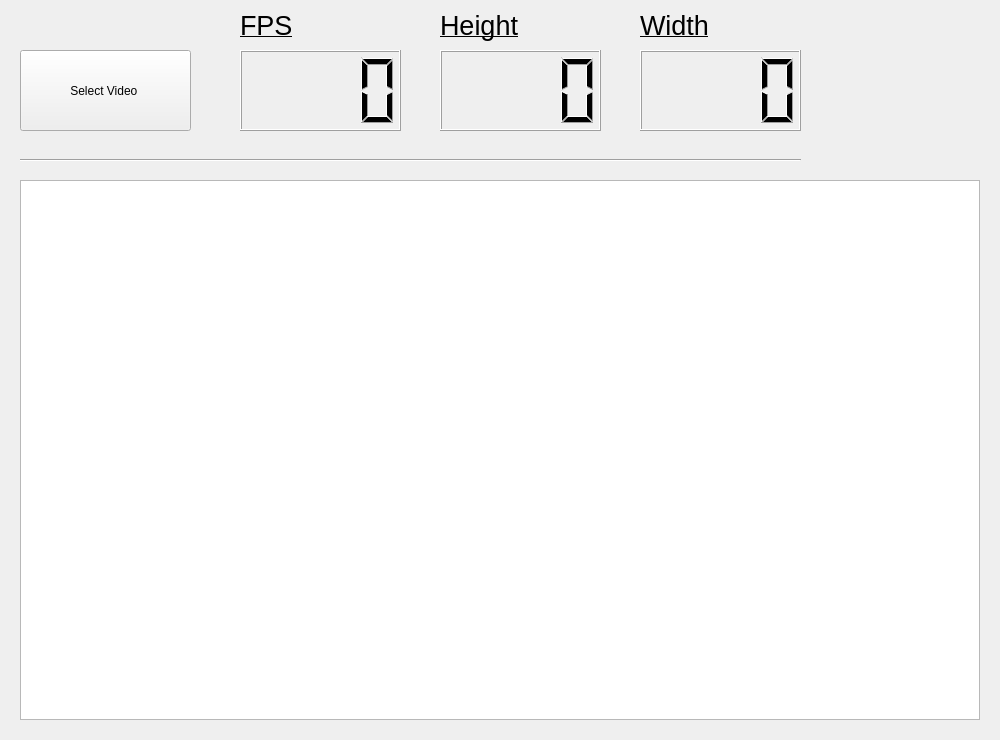
Before: the Qt Designer form form.ui in X-Trust/Euphoria, drawn with Qt 5.
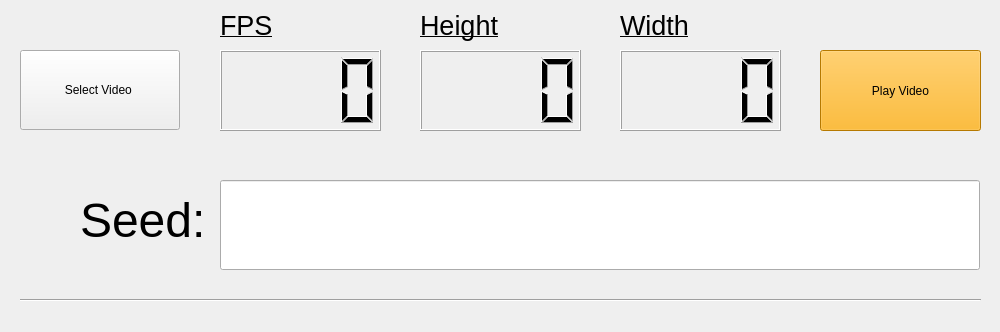
After: the same form once the commit is applied. Icons and pictures are not drawn.

Commit message: added seeding capabilities

```diff
--- a/form.ui
+++ b/form.ui
@@ -7,21 +7,39 @@
     <x>0</x>
     <y>0</y>
     <width>1000</width>
-    <height>740</height>
+    <height>332</height>
    </rect>
   </property>
   <property name="windowTitle">
    <string>Form</string>
   </property>
+  <property name="windowIcon">
+   <iconset>
+    <normaloff>fedora.jpg</normaloff>fedora.jpg</iconset>
+  </property>
+  <property name="toolTipDuration">
+   <number>0</number>
+  </property>
+  <property name="autoFillBackground">
+   <bool>false</bool>
+  </property>
+  <property name="styleSheet">
+   <string notr="true">color: black</string>
+  </property>
   <widget class="QPushButton" name="pushButton">
    <property name="geometry">
     <rect>
      <x>20</x>
      <y>50</y>
-     <width>171</width>
-     <height>81</height>
+     <width>160</width>
+     <height>80</height>
     </rect>
    </property>
+   <property name="styleSheet">
+    <string notr="true">color: gray;
+color: black;
+font: 19pt &quot;Comic Sans MS&quot;;</string>
+   </property>
    <property name="text">
     <string>Select Video </string>
    </property>
@@ -29,7 +47,7 @@
   <widget class="QLCDNumber" name="SSD_FPS">
    <property name="geometry">
     <rect>
-     <x>240</x>
+     <x>220</x>
      <y>50</y>
      <width>161</width>
      <height>81</height>
@@ -42,7 +60,7 @@
   <widget class="QLCDNumber" name="SSD_Height">
    <property name="geometry">
     <rect>
-     <x>640</x>
+     <x>620</x>
      <y>50</y>
      <width>161</width>
      <height>81</height>
@@ -55,7 +73,7 @@
   <widget class="QLabel" name="label">
    <property name="geometry">
     <rect>
-     <x>240</x>
+     <x>220</x>
      <y>10</y>
      <width>161</width>
      <height>31</height>
@@ -68,7 +86,7 @@
   <widget class="QLabel" name="label_2">
    <property name="geometry">
     <rect>
-     <x>440</x>
+     <x>420</x>
      <y>10</y>
      <width>161</width>
      <height>31</height>
@@ -82,11 +100,102 @@
    <property name="geometry">
     <rect>
      <x>20</x>
-     <y>150</y>
-     <width>781</width>
+     <y>290</y>
+     <width>961</width>
      <height>21</height>
     </rect>
    </property>
+   <property name="palette">
+    <palette>
+     <active>
+      <colorrole role="WindowText">
+       <brush brushstyle="SolidPattern">
+        <color alpha="255">
+         <red>0</red>
+         <green>0</green>
+         <blue>0</blue>
+        </color>
+       </brush>
+      </colorrole>
+      <colorrole role="Text">
+       <brush brushstyle="SolidPattern">
+        <color alpha="255">
+         <red>0</red>
+         <green>0</green>
+         <blue>0</blue>
+        </color>
+       </brush>
+      </colorrole>
+      <colorrole role="ButtonText">
+       <brush brushstyle="SolidPattern">
+        <color alpha="255">
+         <red>0</red>
+         <green>0</green>
+         <blue>0</blue>
+        </color>
+       </brush>
+      </colorrole>
+     </active>
+     <inactive>
+      <colorrole role="WindowText">
+       <brush brushstyle="SolidPattern">
+        <color alpha="255">
+         <red>0</red>
+         <green>0</green>
+         <blue>0</blue>
+        </color>
+       </brush>
+      </colorrole>
+      <colorrole role="Text">
+       <brush brushstyle="SolidPattern">
+        <color alpha="255">
+         <red>0</red>
+         <green>0</green>
+         <blue>0</blue>
+        </color>
+       </brush>
+      </colorrole>
+      <colorrole role="ButtonText">
+       <brush brushstyle="SolidPattern">
+        <color alpha="255">
+         <red>0</red>
+         <green>0</green>
+         <blue>0</blue>
+        </color>
+       </brush>
+      </colorrole>
+     </inactive>
+     <disabled>
+      <colorrole role="WindowText">
+       <brush brushstyle="SolidPattern">
+        <color alpha="255">
+         <red>0</red>
+         <green>0</green>
+         <blue>0</blue>
+        </color>
+       </brush>
+      </colorrole>
+      <colorrole role="Text">
+       <brush brushstyle="SolidPattern">
+        <color alpha="255">
+         <red>0</red>
+         <green>0</green>
+         <blue>0</blue>
+        </color>
+       </brush>
+      </colorrole>
+      <colorrole role="ButtonText">
+       <brush brushstyle="SolidPattern">
+        <color alpha="255">
+         <red>0</red>
+         <green>0</green>
+         <blue>0</blue>
+        </color>
+       </brush>
+      </colorrole>
+     </disabled>
+    </palette>
+   </property>
    <property name="orientation">
     <enum>Qt::Horizontal</enum>
    </property>
@@ -94,7 +203,7 @@
   <widget class="QLCDNumber" name="SSD_Width">
    <property name="geometry">
     <rect>
-     <x>440</x>
+     <x>420</x>
      <y>50</y>
      <width>161</width>
      <height>81</height>
@@ -107,7 +216,7 @@
   <widget class="QLabel" name="label_3">
    <property name="geometry">
     <rect>
-     <x>640</x>
+     <x>620</x>
      <y>10</y>
      <width>161</width>
      <height>31</height>
@@ -117,14 +226,480 @@
     <string>&lt;html&gt;&lt;head/&gt;&lt;body&gt;&lt;p&gt;&lt;span style=&quot; font-size:20pt; text-decoration: underline;&quot;&gt;Width&lt;/span&gt;&lt;/p&gt;&lt;/body&gt;&lt;/html&gt;</string>
    </property>
   </widget>
-  <widget class="QGraphicsView" name="graphicsWindow">
+  <widget class="QPushButton" name="playVideo">
    <property name="geometry">
     <rect>
-     <x>20</x>
+     <x>820</x>
+     <y>50</y>
+     <width>161</width>
+     <height>81</height>
+    </rect>
+   </property>
+   <property name="palette">
+    <palette>
+     <active>
+      <colorrole role="WindowText">
+       <brush brushstyle="SolidPattern">
+        <color alpha="255">
+         <red>0</red>
+         <green>0</green>
+         <blue>0</blue>
+        </color>
+       </brush>
+      </colorrole>
+      <colorrole role="Button">
+       <brush brushstyle="SolidPattern">
+        <color alpha="255">
+         <red>255</red>
+         <green>170</green>
+         <blue>0</blue>
+        </color>
+       </brush>
+      </colorrole>
+      <colorrole role="Light">
+       <brush brushstyle="SolidPattern">
+        <color alpha="255">
+         <red>255</red>
+         <green>213</green>
+         <blue>127</blue>
+        </color>
+       </brush>
+      </colorrole>
+      <colorrole role="Midlight">
+       <brush brushstyle="SolidPattern">
+        <color alpha="255">
+         <red>255</red>
+         <green>191</green>
+         <blue>63</blue>
+        </color>
+       </brush>
+      </colorrole>
+      <colorrole role="Dark">
+       <brush brushstyle="SolidPattern">
+        <color alpha="255">
+         <red>127</red>
+         <green>85</green>
+         <blue>0</blue>
+        </color>
+       </brush>
+      </colorrole>
+      <colorrole role="Mid">
+       <brush brushstyle="SolidPattern">
+        <color alpha="255">
+         <red>170</red>
+         <green>113</green>
+         <blue>0</blue>
+        </color>
+       </brush>
+      </colorrole>
+      <colorrole role="Text">
+       <brush brushstyle="SolidPattern">
+        <color alpha="255">
+         <red>0</red>
+         <green>0</green>
+         <blue>0</blue>
+        </color>
+       </brush>
+      </colorrole>
+      <colorrole role="BrightText">
+       <brush brushstyle="SolidPattern">
+        <color alpha="255">
+         <red>255</red>
+         <green>255</green>
+         <blue>255</blue>
+        </color>
+       </brush>
+      </colorrole>
+      <colorrole role="ButtonText">
+       <brush brushstyle="SolidPattern">
+        <color alpha="255">
+         <red>0</red>
+         <green>0</green>
+         <blue>0</blue>
+        </color>
+       </brush>
+      </colorrole>
+      <colorrole role="Base">
+       <brush brushstyle="SolidPattern">
+        <color alpha="255">
+         <red>255</red>
+         <green>255</green>
+         <blue>255</blue>
+        </color>
+       </brush>
+      </colorrole>
+      <colorrole role="Window">
+       <brush brushstyle="SolidPattern">
+        <color alpha="255">
+         <red>255</red>
+         <green>170</green>
+         <blue>0</blue>
+        </color>
+       </brush>
+      </colorrole>
+      <colorrole role="Shadow">
+       <brush brushstyle="SolidPattern">
+        <color alpha="255">
+         <red>0</red>
+         <green>0</green>
+         <blue>0</blue>
+        </color>
+       </brush>
+      </colorrole>
+      <colorrole role="AlternateBase">
+       <brush brushstyle="SolidPattern">
+        <color alpha="255">
+         <red>255</red>
+         <green>212</green>
+         <blue>127</blue>
+        </color>
+       </brush>
+      </colorrole>
+      <colorrole role="ToolTipBase">
+       <brush brushstyle="SolidPattern">
+        <color alpha="255">
+         <red>255</red>
+         <green>255</green>
+         <blue>220</blue>
+        </color>
+       </brush>
+      </colorrole>
+      <colorrole role="ToolTipText">
+       <brush brushstyle="SolidPattern">
+        <color alpha="255">
+         <red>0</red>
+         <green>0</green>
+         <blue>0</blue>
+        </color>
+       </brush>
+      </colorrole>
+     </active>
+     <inactive>
+      <colorrole role="WindowText">
+       <brush brushstyle="SolidPattern">
+        <color alpha="255">
+         <red>0</red>
+         <green>0</green>
+         <blue>0</blue>
+        </color>
+       </brush>
+      </colorrole>
+      <colorrole role="Button">
+       <brush brushstyle="SolidPattern">
+        <color alpha="255">
+         <red>255</red>
+         <green>170</green>
+         <blue>0</blue>
+        </color>
+       </brush>
+      </colorrole>
+      <colorrole role="Light">
+       <brush brushstyle="SolidPattern">
+        <color alpha="255">
+         <red>255</red>
+         <green>213</green>
+         <blue>127</blue>
+        </color>
+       </brush>
+      </colorrole>
+      <colorrole role="Midlight">
+       <brush brushstyle="SolidPattern">
+        <color alpha="255">
+         <red>255</red>
+         <green>191</green>
+         <blue>63</blue>
+        </color>
+       </brush>
+      </colorrole>
+      <colorrole role="Dark">
+       <brush brushstyle="SolidPattern">
+        <color alpha="255">
+         <red>127</red>
+         <green>85</green>
+         <blue>0</blue>
+        </color>
+       </brush>
+      </colorrole>
+      <colorrole role="Mid">
+       <brush brushstyle="SolidPattern">
+        <color alpha="255">
+         <red>170</red>
+         <green>113</green>
+         <blue>0</blue>
+        </color>
+       </brush>
+      </colorrole>
+      <colorrole role="Text">
+       <brush brushstyle="SolidPattern">
+        <color alpha="255">
+         <red>0</red>
+         <green>0</green>
+         <blue>0</blue>
+        </color>
+       </brush>
+      </colorrole>
+      <colorrole role="BrightText">
+       <brush brushstyle="SolidPattern">
+        <color alpha="255">
+         <red>255</red>
+         <green>255</green>
+         <blue>255</blue>
+        </color>
+       </brush>
+      </colorrole>
+      <colorrole role="ButtonText">
+       <brush brushstyle="SolidPattern">
+        <color alpha="255">
+         <red>0</red>
+         <green>0</green>
+         <blue>0</blue>
+        </color>
+       </brush>
+      </colorrole>
+      <colorrole role="Base">
+       <brush brushstyle="SolidPattern">
+        <color alpha="255">
+         <red>255</red>
+         <green>255</green>
+         <blue>255</blue>
+        </color>
+       </brush>
+      </colorrole>
+      <colorrole role="Window">
+       <brush brushstyle="SolidPattern">
+        <color alpha="255">
+         <red>255</red>
+         <green>170</green>
+         <blue>0</blue>
+        </color>
+       </brush>
+      </colorrole>
+      <colorrole role="Shadow">
+       <brush brushstyle="SolidPattern">
+        <color alpha="255">
+         <red>0</red>
+         <green>0</green>
+         <blue>0</blue>
+        </color>
+       </brush>
+      </colorrole>
+      <colorrole role="AlternateBase">
+       <brush brushstyle="SolidPattern">
+        <color alpha="255">
+         <red>255</red>
+         <green>212</green>
+         <blue>127</blue>
+        </color>
+       </brush>
+      </colorrole>
+      <colorrole role="ToolTipBase">
+       <brush brushstyle="SolidPattern">
+        <color alpha="255">
+         <red>255</red>
+         <green>255</green>
+         <blue>220</blue>
+        </color>
+       </brush>
+      </colorrole>
+      <colorrole role="ToolTipText">
+       <brush brushstyle="SolidPattern">
+        <color alpha="255">
+         <red>0</red>
+         <green>0</green>
+         <blue>0</blue>
+        </color>
+       </brush>
+      </colorrole>
+     </inactive>
+     <disabled>
+      <colorrole role="WindowText">
+       <brush brushstyle="SolidPattern">
+        <color alpha="255">
+         <red>0</red>
+         <green>0</green>
+         <blue>0</blue>
+        </color>
+       </brush>
+      </colorrole>
+      <colorrole role="Button">
+       <brush brushstyle="SolidPattern">
+        <color alpha="255">
+         <red>255</red>
+         <green>170</green>
+         <blue>0</blue>
+        </color>
+       </brush>
+      </colorrole>
+      <colorrole role="Light">
+       <brush brushstyle="SolidPattern">
+        <color alpha="255">
+         <red>255</red>
+         <green>213</green>
+         <blue>127</blue>
+        </color>
+       </brush>
+      </colorrole>
+      <colorrole role="Midlight">
+       <brush brushstyle="SolidPattern">
+        <color alpha="255">
+         <red>255</red>
+         <green>191</green>
+         <blue>63</blue>
+        </color>
+       </brush>
+      </colorrole>
+      <colorrole role="Dark">
+       <brush brushstyle="SolidPattern">
+        <color alpha="255">
+         <red>127</red>
+         <green>85</green>
+         <blue>0</blue>
+        </color>
+       </brush>
+      </colorrole>
+      <colorrole role="Mid">
+       <brush brushstyle="SolidPattern">
+        <color alpha="255">
+         <red>170</red>
+         <green>113</green>
+         <blue>0</blue>
+        </color>
+       </brush>
+      </colorrole>
+      <colorrole role="Text">
+       <brush brushstyle="SolidPattern">
+        <color alpha="255">
+         <red>0</red>
+         <green>0</green>
+         <blue>0</blue>
+        </color>
+       </brush>
+      </colorrole>
+      <colorrole role="BrightText">
+       <brush brushstyle="SolidPattern">
+        <color alpha="255">
+         <red>255</red>
+         <green>255</green>
+         <blue>255</blue>
+        </color>
+       </brush>
+      </colorrole>
+      <colorrole role="ButtonText">
+       <brush brushstyle="SolidPattern">
+        <color alpha="255">
+         <red>0</red>
+         <green>0</green>
+         <blue>0</blue>
+        </color>
+       </brush>
+      </colorrole>
+      <colorrole role="Base">
+       <brush brushstyle="SolidPattern">
+        <color alpha="255">
+         <red>255</red>
+         <green>170</green>
+         <blue>0</blue>
+        </color>
+       </brush>
+      </colorrole>
+      <colorrole role="Window">
+       <brush brushstyle="SolidPattern">
+        <color alpha="255">
+         <red>255</red>
+         <green>170</green>
+         <blue>0</blue>
+        </color>
+       </brush>
+      </colorrole>
+      <colorrole role="Shadow">
+       <brush brushstyle="SolidPattern">
+        <color alpha="255">
+         <red>0</red>
+         <green>0</green>
+         <blue>0</blue>
+        </color>
+       </brush>
+      </colorrole>
+      <colorrole role="AlternateBase">
+       <brush brushstyle="SolidPattern">
+        <color alpha="255">
+         <red>255</red>
+         <green>170</green>
+         <blue>0</blue>
+        </color>
+       </brush>
+      </colorrole>
+      <colorrole role="ToolTipBase">
+       <brush brushstyle="SolidPattern">
+        <color alpha="255">
+         <red>255</red>
+         <green>255</green>
+         <blue>220</blue>
+        </color>
+       </brush>
+      </colorrole>
+      <colorrole role="ToolTipText">
+       <brush brushstyle="SolidPattern">
+        <color alpha="255">
+         <red>0</red>
+         <green>0</green>
+         <blue>0</blue>
+        </color>
+       </brush>
+      </colorrole>
+     </disabled>
+    </palette>
+   </property>
+   <property name="styleSheet">
+    <string notr="true">
+font: 20pt &quot;Comic Sans MS&quot;;</string>
+   </property>
+   <property name="text">
+    <string>Play Video</string>
+   </property>
+  </widget>
+  <widget class="QLineEdit" name="seedBox">
+   <property name="geometry">
+    <rect>
+     <x>220</x>
      <y>180</y>
-     <width>960</width>
-     <height>540</height>
+     <width>760</width>
+     <height>90</height>
     </rect>
+   </property>
+   <property name="layoutDirection">
+    <enum>Qt::LeftToRight</enum>
+   </property>
+   <property name="styleSheet">
+    <string notr="true">font: 36pt &quot;Comic Sans MS&quot;;</string>
+   </property>
+   <property name="text">
+    <string/>
+   </property>
+   <property name="maxLength">
+    <number>25</number>
+   </property>
+   <property name="frame">
+    <bool>true</bool>
+   </property>
+  </widget>
+  <widget class="QLabel" name="Seed">
+   <property name="geometry">
+    <rect>
+     <x>80</x>
+     <y>180</y>
+     <width>131</width>
+     <height>80</height>
+    </rect>
+   </property>
+   <property name="font">
+    <font>
+     <pointsize>36</pointsize>
+     <underline>false</underline>
+    </font>
+   </property>
+   <property name="text">
+    <string>Seed:</string>
    </property>
   </widget>
  </widget>
```
The commit also changes 1 other file.
